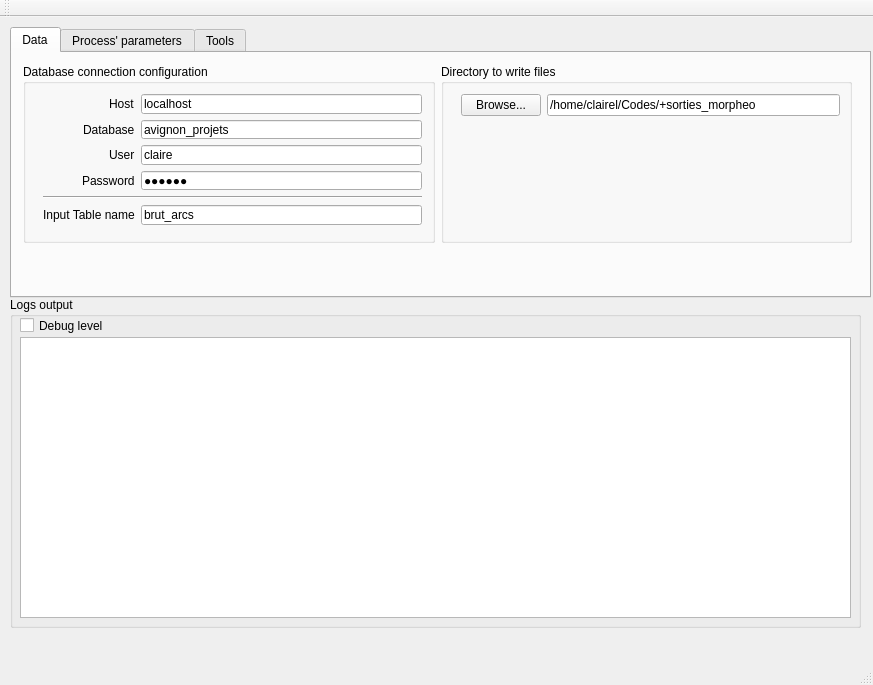
First picture: the form in src/mainwindow.ui, repository clag/morpheo_places, before the edit.
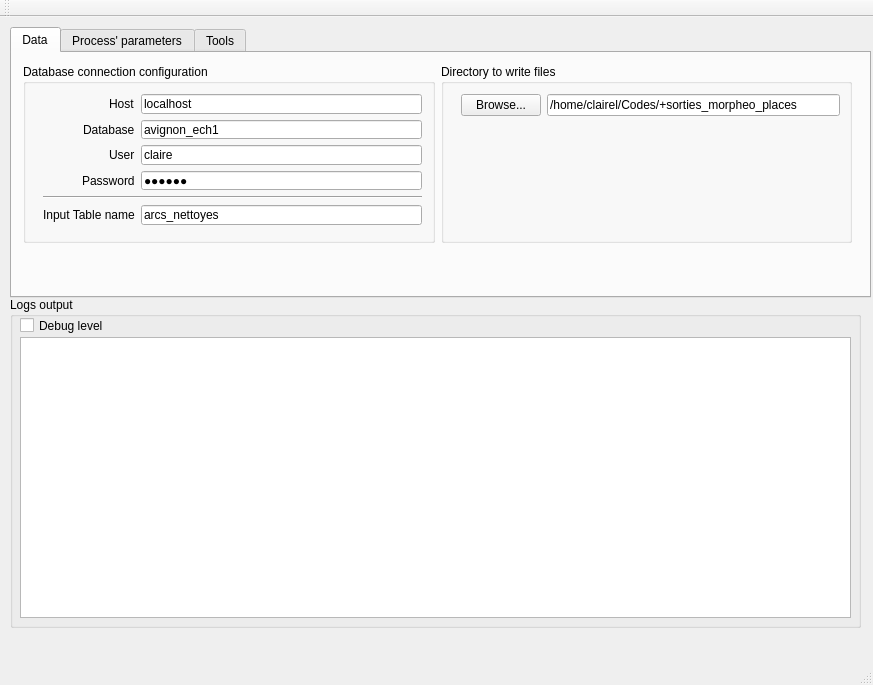
Second picture: the form after the edit. The open tabs and pages were chosen to show the change.

Commit message:
Graphe + voies OK avec les places
À finir : gérer l'alignement des arcs sur la places pour créer les
couples

The edit to the form file:
```diff
--- a/src/mainwindow.ui
+++ b/src/mainwindow.ui
@@ -91,7 +91,7 @@
               <string/>
              </property>
              <property name="text">
-              <string>avignon_projets</string>
+              <string>avignon_ech1</string>
              </property>
             </widget>
            </item>
@@ -152,7 +152,7 @@
               <string/>
              </property>
              <property name="text">
-              <string>brut_arcs</string>
+              <string>arcs_nettoyes</string>
              </property>
             </widget>
            </item>
@@ -194,7 +194,7 @@
              <item>
               <widget class="QLineEdit" name="directoryLineEdit">
                <property name="text">
-                <string>/home/clairel/Codes/+sorties_morpheo</string>
+                <string>/home/clairel/Codes/+sorties_morpheo_places</string>
                </property>
               </widget>
              </item>
```
Left out of the diff: 6 changed lines with no effect on the pictures. The commit also changes 5 other files.
